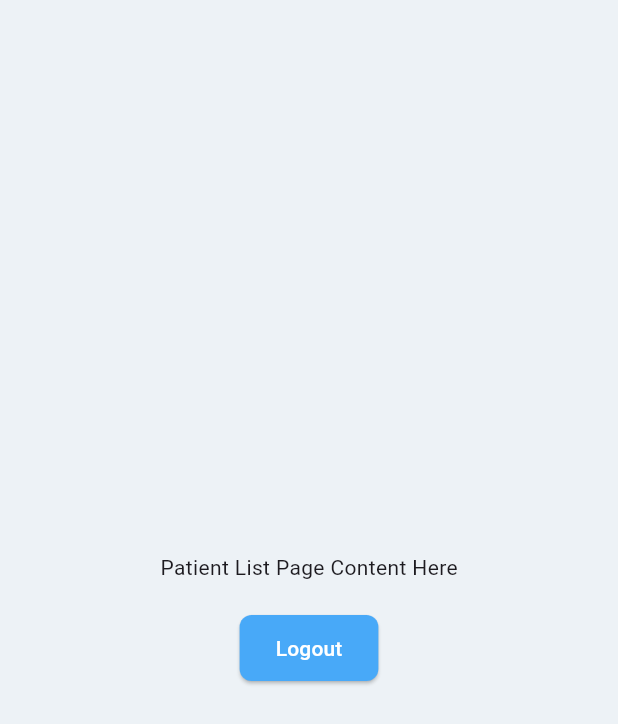
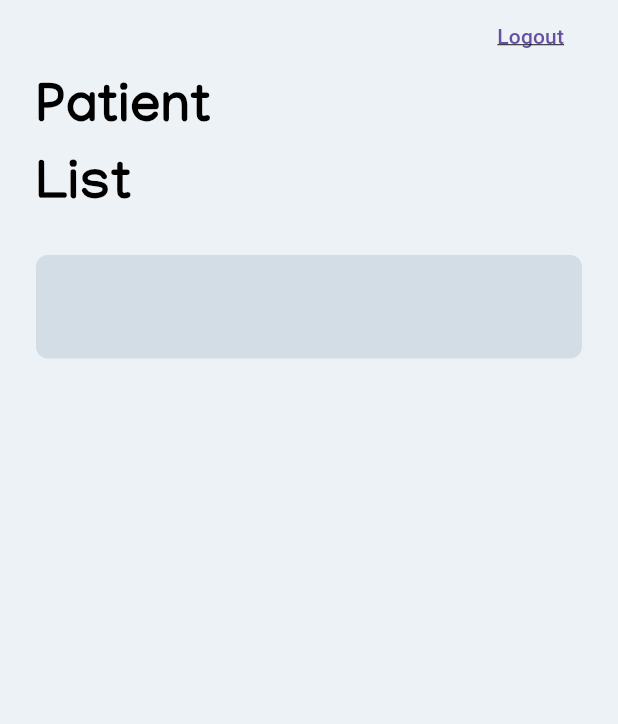
Before and after one commit to shubham-pokhrel/healthcare-app, a Flutter app: the PatientlistScreen screen opened directly, on a phone screen of 412 x 824 dp. Shown: the top 724 px of the screen. Run offline on Flutter 3.47's test engine with Material 3 defaults, Android fonts, the phone set to English and light mode, and no system bars.

Commit message:
Basic Framework adjust for mobile and desktop view

```diff
--- a/lib/screens/patientlist_screen.dart
+++ b/lib/screens/patientlist_screen.dart
@@ -12,15 +12,20 @@ class _PatientlistScreenState extends State<PatientlistScreen> {
   Widget build(BuildContext context) {
     return Scaffold(
       backgroundColor: Color(0xE4EBF1F5), // Background color similar to login screen
+      body: LayoutBuilder(
+        builder: (context, constraints) {
+          bool isMobile = constraints.maxWidth <= 600; // Check if the screen is mobile
 
-      body: Center(
+          return Padding(
+            padding: const EdgeInsets.symmetric(horizontal: 24.0),
             child: Column(
-          mainAxisAlignment: MainAxisAlignment.center,
+              crossAxisAlignment: isMobile ? CrossAxisAlignment.start : CrossAxisAlignment.center,
               children: [
-            // Your patient list content can go here
-            Text('Patient List Page Content Here'),
-            SizedBox(height: 20),
-            ElevatedButton(
+                if (!isMobile) ...[
+                  // Desktop Layout
+                  Align(
+                    alignment: Alignment.topRight,
+                    child: ElevatedButton(
                       onPressed: () {
                         Navigator.pop(context); // Navigate back to the previous screen (LoginScreen)
                       },
@@ -34,8 +39,97 @@ class _PatientlistScreenState extends State<PatientlistScreen> {
                       ),
                       child: Text('Logout'),
                     ),
+                  ),
+                  SizedBox(height: 20),
+                  Row(
+                    mainAxisAlignment: MainAxisAlignment.center,
+                    children: [
+                      Column(
+                        crossAxisAlignment: CrossAxisAlignment.center,
+                        children: [
+                          Text(
+                            "Patient List",
+                            style: TextStyle(
+                              fontSize: 36,
+                              fontWeight: FontWeight.bold,
+                              color: Colors.black,
+                              fontFamily: 'Manjari',
+                            ),
+                          ),
+                          SizedBox(height: 8),
+                          Container(
+                            width: constraints.maxWidth * 0.8,
+                            padding: EdgeInsets.all(24),
+                            decoration: BoxDecoration(
+                              color: Color(0xFFD3DDE5), // Background color similar to the login screen
+                              borderRadius: BorderRadius.circular(8),
+                            ),
+                            child: Center(
+                              child: Text(''),
+                            ),
+                          ),
                         ],
                       ),
+                    ],
+                  ),
+                ] else ...[
+                  // Mobile Layout
+                  Row(
+                    mainAxisAlignment: MainAxisAlignment.end,
+                    children: [
+                      TextButton(
+                        onPressed: () {
+                          Navigator.pop(context); // Navigate back to the previous screen (LoginScreen)
+                        },
+                        child: Text('Logout',
+                          style: TextStyle(
+                            decoration: TextDecoration.underline,
+                          ),
+                        ),
+                      ),
+                    ],
+                  ),
+                  Column(
+                      crossAxisAlignment: CrossAxisAlignment.start,
+                      children: [
+                        Text(
+                          "Patient",
+                          textAlign: TextAlign.left,
+                          style: TextStyle(
+                            fontSize: 36,
+                            fontWeight: FontWeight.bold,
+                            color: Colors.black,
+                            fontFamily: 'Manjari',
+                          ),
+                        ),
+                        Text(
+                          "List",
+                          textAlign: TextAlign.left,
+                          style: TextStyle(
+                            fontSize: 36,
+                            fontWeight: FontWeight.bold,
+                            color: Colors.black,
+                            fontFamily: 'Manjari',
+                          ),
+                        ),
+                        ],),
+                  SizedBox(height: 20),
+                  Container(
+                    width: double.infinity,
+                    padding: EdgeInsets.all(24),
+                    decoration: BoxDecoration(
+                      color: Color(0xFFD3DDE5), // Background color similar to the login screen
+                      borderRadius: BorderRadius.circular(8),
+                    ),
+                    child: Center(
+                      child: Text(''),
+                    ),
+                  ),
+                ],
+              ],
+            ),
+          );
+        },
       ),
     );
   }
```
Lines whose indentation alone changed are shown as unchanged.
